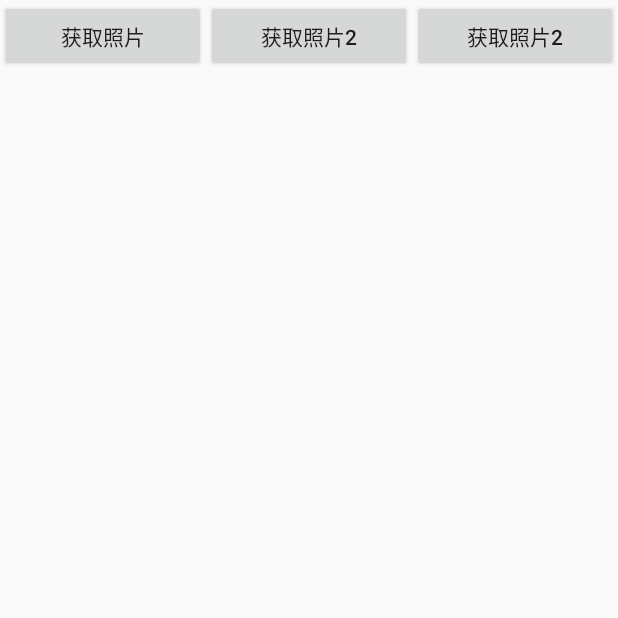
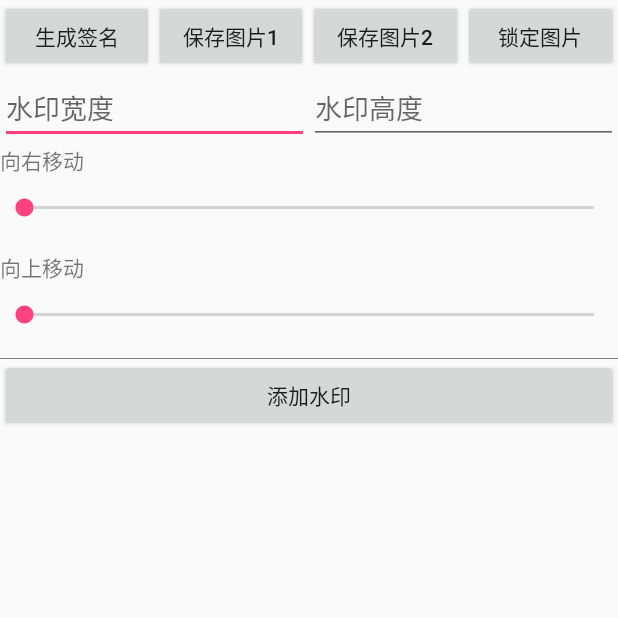
Before and after one commit to huohehuo/FangZuoApp, an Android app: the GetPicActivity screen opened directly, with no data from a screen before it, on a phone screen of 412 x 824 dp, the top half of it. Run offline under Robolectric (Android 15) with nearby library versions, the phone set to English and light mode, and no system bars; our stand-ins replace ButterKnife, CircleImageView, EventBus; libraries missing offline, so code that uses them is left out: com.orhanobut.hawk; pictures from the network do not load; 2 statements that could not run were skipped.

Commit message:
调整水印

```diff
--- a/app/src/main/AndroidManifest.xml
+++ b/app/src/main/AndroidManifest.xml
@@ -339,7 +339,8 @@
         <activity android:name=".Activity.RegisterActivity" />
         <activity android:name=".Activity.CompanyActivity" />
         <activity android:name=".Activity.PicUtilActivity" />
-        <activity android:name=".Activity.GetPicActivity"></activity>
+        <activity android:name=".Activity.GetPicActivity" />
+        <activity android:name=".Activity.GetFileActivity"></activity>
     </application>
 
 </manifest>
--- a/app/src/main/java/com/fangzuo/assist/Activity/GetPicActivity.java
+++ b/app/src/main/java/com/fangzuo/assist/Activity/GetPicActivity.java
@@ -1,43 +1,41 @@
 package com.fangzuo.assist.Activity;
 
-import android.app.AlertDialog;
 import android.app.ProgressDialog;
 import android.content.Context;
 import android.content.Intent;
 import android.graphics.Bitmap;
 import android.graphics.BitmapFactory;
-import android.graphics.Canvas;
-import android.graphics.Color;
-import android.graphics.Paint;
 import android.graphics.drawable.BitmapDrawable;
 import android.os.Bundle;
 import android.os.Environment;
+import android.util.Log;
 import android.view.View;
 import android.widget.Button;
+import android.widget.EditText;
 import android.widget.ImageView;
+import android.widget.SeekBar;
 
 import com.bumptech.glide.Glide;
 import com.fangzuo.assist.ABase.BaseActivity;
 import com.fangzuo.assist.R;
-import com.fangzuo.assist.Utils.CommonUtil;
 import com.fangzuo.assist.Utils.ImageUtil;
+import com.fangzuo.assist.Utils.Lg;
+import com.fangzuo.assist.Utils.MathUtil;
 import com.fangzuo.assist.Utils.Toast;
 import com.fangzuo.assist.widget.LoadingUtil;
 import com.lidroid.xutils.HttpUtils;
+import com.lidroid.xutils.exception.HttpException;
 import com.lidroid.xutils.http.ResponseInfo;
 import com.lidroid.xutils.http.callback.RequestCallBack;
 
 import java.io.File;
-import java.net.MalformedURLException;
-import java.net.URL;
-import java.text.SimpleDateFormat;
-import java.util.Date;
+import java.io.FileNotFoundException;
+import java.io.FileOutputStream;
+import java.io.IOException;
 
 import butterknife.BindView;
 import butterknife.ButterKnife;
 import butterknife.OnClick;
-
-import static com.fangzuo.assist.Utils.CommonUtil.getTimeLong;
 
 public class GetPicActivity extends BaseActivity {
 
@@ -47,6 +45,18 @@ public class GetPicActivity extends BaseActivity {
     Button btn2;
     @BindView(R.id.iv)
     ImageView iv;
+    @BindView(R.id.sb_left)
+    SeekBar sbLeft;
+    @BindView(R.id.sb_bt)
+    SeekBar sbBt;
+    @BindView(R.id.et_w)
+    EditText etW;
+    @BindView(R.id.et_h)
+    EditText etH;
+    private String path = Environment.getExternalStorageDirectory().getAbsolutePath() + File.separator + "1/fzkj_down.jpg";
+    private String path1 = Environment.getExternalStorageDirectory().getAbsolutePath() + File.separator + "1/fzkj-loc.jpg";
+    private String path2 = Environment.getExternalStorageDirectory().getAbsolutePath() + File.separator + "1/fzkj-new.jpg";
+    private String path3 = Environment.getExternalStorageDirectory().getAbsolutePath() + File.separator + "1/fzkj-new_with_logo.jpg";
 
     @Override
     protected void initView() {
@@ -57,17 +67,52 @@ public class GetPicActivity extends BaseActivity {
     @Override
     protected void onResume() {
         super.onResume();
-//        DownLoad("http://192.168.0.105:8080/Assist/img/banner001.jpg");
-
+//        DownLoad("http://192.168.0.136:8081/Assist/img/bg.jpg");
     }
 
     @Override
     protected void initData() {
-
+        sbLeft.setMax(500);
+        sbBt.setMax(200);
     }
 
     @Override
     protected void initListener() {
+        sbLeft.setOnSeekBarChangeListener(new SeekBar.OnSeekBarChangeListener() {
+            @Override
+            public void onProgressChanged(SeekBar seekBar, int progress, boolean fromUser) {
+//                Lg.e("当前Left",progress);
+                left = progress;
+            }
+
+            @Override
+            public void onStartTrackingTouch(SeekBar seekBar) {
+
+            }
+
+            @Override
+            public void onStopTrackingTouch(SeekBar seekBar) {
+//                setNewBitmap();
+            }
+        });
+        sbBt.setOnSeekBarChangeListener(new SeekBar.OnSeekBarChangeListener() {
+            @Override
+            public void onProgressChanged(SeekBar seekBar, int progress, boolean fromUser) {
+//                Lg.e("当前Bottom",progress);
+                bottm = progress;
+            }
+
+            @Override
+            public void onStartTrackingTouch(SeekBar seekBar) {
+
+            }
+
+            @Override
+            public void onStopTrackingTouch(SeekBar seekBar) {
+//                setNewBitmap();
+            }
+        });
+
 
     }
 
@@ -76,25 +121,31 @@ public class GetPicActivity extends BaseActivity {
 
     }
 
-    @OnClick({R.id.btn1, R.id.btn2,R.id.btn3, R.id.iv})
+    @OnClick({R.id.btn1,R.id.btn_add, R.id.btn2, R.id.btn3, R.id.btn4, R.id.iv})
     public void onViewClicked(View view) {
         switch (view.getId()) {
             case R.id.btn1:
-                Glide.with(GetPicActivity.this)
-//                        .asGif()
-//                        .load("http://192.168.0.105:8080/Assist/img/logo.gif")
-                        .load(R.drawable.test)
-                        .into(iv);
+                PicUtilActivity.start(mContext);
+                break;
+            case R.id.btn_add:
+                setNewBitmap();
+//                Glide.with(GetPicActivity.this)
+////                        .asGif()
+////                        .load("http://192.168.0.105:8080/Assist/img/logo.gif")
+//                        .load(R.drawable.test)
+//                        .into(iv);
                 break;
             case R.id.btn2:
-                break;
-            case R.id.iv:
-//                Glide.with(GetPicActivity.this)
-//                        .load(R.mipmap.chuku)
-//                        .into(iv);
+                saveBitmap(((BitmapDrawable) iv.getDrawable()).getBitmap(), path1);
                 break;
             case R.id.btn3:
-                setNewBitmap();
+                saveBitmap(((BitmapDrawable) iv.getDrawable()).getBitmap(), path2);
+                break;
+            case R.id.btn4:
+                basePic = ((BitmapDrawable) iv.getDrawable()).getBitmap();
+
+//                saveBitmap(((BitmapDrawable) iv.getDrawable()).getBitmap(), path3);
+
 //                String target = Environment.getExternalStorageDirectory()
 //                        + "/NewApp"+getTimeLong(false)+".jpg";
 //                File file = new File(target);
@@ -102,17 +153,26 @@ public class GetPicActivity extends BaseActivity {
 //                        .load(file)
 //                        .into(iv);
                 break;
+            case R.id.iv:
+                Glide.with(GetPicActivity.this)
+                        .load("http://192.168.0.136:8081/Assist/img/bg.jpg")
+                        .into(iv);
+                break;
         }
     }
 
-    private void setNewBitmap(){
+    int left = 0;
+    int bottm = 0;
+    Bitmap basePic;
+    private void setNewBitmap() {
+        Lg.e("当前left-bottm", left + "-" + bottm);
         //获取原始图片
-        Bitmap sourBitmap = ((BitmapDrawable) iv.getDrawable()).getBitmap();
+//        Bitmap sourBitmap = ((BitmapDrawable) iv.getDrawable()).getBitmap();
         //水印图片
         Bitmap waterBitmap = BitmapFactory.decodeFile(PicUtilActivity.path);
 
-        Bitmap watermarkBitmap = ImageUtil.createWaterMaskCenter(sourBitmap, waterBitmap);
-        watermarkBitmap = ImageUtil.createWaterMaskLeftBottom(watermarkBitmap, waterBitmap, 1100, 500);
+//        Bitmap watermarkBitmap = ImageUtil.createWaterMaskCenter(sourBitmap, waterBitmap);
+        Bitmap watermarkBitmap = ImageUtil.createWaterMaskLeftTop(basePic, waterBitmap, left, bottm, MathUtil.toInt(etW.getText().toString()), MathUtil.toInt(etH.getText().toString()));
 //        watermarkBitmap = ImageUtil.createWaterMaskRightBottom(watermarkBitmap, waterBitmap, 0, 0);
 //        watermarkBitmap = ImageUtil.createWaterMaskLeftTop(watermarkBitmap, waterBitmap, 0, 0);
 //        watermarkBitmap = ImageUtil.createWaterMaskRightTop(watermarkBitmap, waterBitmap, 0, 0);
@@ -120,7 +180,32 @@ public class GetPicActivity extends BaseActivity {
         iv.setImageBitmap(watermarkBitmap);
     }
 
+    /**
+     * 保存方法
+     */
+    public void saveBitmap(Bitmap bm, String picName) {
+        File f = new File(picName);
+        if (f.exists()) {
+            f.delete();
+        }
+        try {
+            FileOutputStream out = new FileOutputStream(f);
+            bm.compress(Bitmap.CompressFormat.PNG, 90, out);
+            out.flush();
+            out.close();
+            Log.i(TAG, "已经保存");
+        } catch (FileNotFoundException e) {
+            // TODO Auto-generated catch block
+            e.printStackTrace();
+        } catch (IOException e) {
+            // TODO Auto-generated catch block
+            e.printStackTrace();
+        }
+    }
+
+
     private ProgressDialog pDialog;
+
     private void DownLoad(String downLoadURL) {
         LoadingUtil.dismiss();
         if (Environment.getExternalStorageState().equals(
@@ -130,24 +215,24 @@ public class GetPicActivity extends BaseActivity {
             pDialog.setProgressStyle(ProgressDialog.STYLE_HORIZONTAL);
             pDialog.setTitle("下载中");
             pDialog.show();
-            String target = Environment.getExternalStorageDirectory()
-                    + "/NewApp"+getTimeLong(false)+".jpg";
+//            String target = Environment.getExternalStorageDirectory()
+//                    + "/NewApp" + getTimeLong(false) + ".jpg";
             HttpUtils utils = new HttpUtils();
 
-            utils.download(downLoadURL, target, new RequestCallBack<File>() {
+            utils.download(downLoadURL, path, new RequestCallBack<File>() {
 
                 @Override
                 public void onLoading(long total, long current,
                                       boolean isUploading) {
                     super.onLoading(total, current, isUploading);
                     System.out.println("下载进度:" + current + "/" + total);
-                    pDialog.setProgress((int) (current*100/total));
+                    pDialog.setProgress((int) (current * 100 / total));
                 }
 
                 @Override
                 public void onSuccess(ResponseInfo<File> arg0) {
                     pDialog.dismiss();
-                    LoadingUtil.showAlter(mContext,"","下载完成");
+                    LoadingUtil.showAlter(mContext, "", "下载完成");
                     System.out.println("下载完成");
 //                    try{
 //                        CommonUtil.installApk(mContext,arg0.result+"");
@@ -179,7 +264,7 @@ public class GetPicActivity extends BaseActivity {
                 }
 
                 @Override
-                public void onFailure(com.lidroid.xutils.exception.HttpException arg0, String arg1) {
+                public void onFailure(HttpException arg0, String arg1) {
                     pDialog.dismiss();
                     Toast.showText(mContext, "下载失败");
                 }
@@ -194,10 +279,15 @@ public class GetPicActivity extends BaseActivity {
     }
 
 
-
-
     public static void start(Context context) {
         Intent intent = new Intent(context, GetPicActivity.class);
         context.startActivity(intent);
     }
+
+    @Override
+    protected void onCreate(Bundle savedInstanceState) {
+        super.onCreate(savedInstanceState);
+        // TODO: add setContentView(...) invocation
+        ButterKnife.bind(this);
+    }
 }
--- a/app/src/main/java/com/fangzuo/assist/Fragment/P1OneFragment.java
+++ b/app/src/main/java/com/fangzuo/assist/Fragment/P1OneFragment.java
@@ -99,9 +99,6 @@ public class P1OneFragment extends BaseFragment {
                         break;
                     case Config.CompanyActivity://箱码调拨单
                         CompanyActivity.start(mContext);
-                        break;
-                    case Config.PicUtilActivity://箱码调拨单
-                        PicUtilActivity.start(mContext);
                         break;
                     case Config.GetPicActivity://箱码调拨单
                         GetPicActivity.start(mContext);
--- a/app/src/main/java/com/fangzuo/assist/Utils/Config.java
+++ b/app/src/main/java/com/fangzuo/assist/Utils/Config.java
@@ -8,7 +8,7 @@ public class Config {
     public static final String Apk_Url = "http://148.70.108.65:8080/AppFile/Cloud/app-debug.apk";
     public static final String Json_Url = "http://148.70.108.65:8080/JsonFile/setting.txt";
     public static final String Data_Url = "DownData/AllData.txt";
-    public static String Company="通用版";
+    public static String Company="FangZuoApp";
     public static String SaveTime="SaveTime";//用于保存使用截止日期
     public static String Key="01235679";//用于保存使用截止日期（需要web端的key与之相同,并且不能倒序，只能递增的数字）
     public static String PDA_IMIE="PDA_IMIE";//用于保存注册码
@@ -83,5 +83,6 @@ public class Config {
     public static final int CompanyActivity                         =10027;
     public static final int PicUtilActivity                         =10028;
     public static final int GetPicActivity                          =10029;
+    public static final int GetFileActivity                         =10030;
 
 }
--- a/app/src/main/java/com/fangzuo/assist/Utils/GetSettingList.java
+++ b/app/src/main/java/com/fangzuo/assist/Utils/GetSettingList.java
@@ -17,8 +17,8 @@ public class GetSettingList {
         ArrayList<SettingList> items = new ArrayList<>();
         items.add(new SettingList("注册",Config.RegisterActivity,R.mipmap.purchaseorder));
         items.add(new SettingList("公司管理项目信息",Config.CompanyActivity,R.mipmap.purchaseorder));
-        items.add(new SettingList("图片处理",Config.PicUtilActivity,R.mipmap.purchaseorder));
-        items.add(new SettingList("获取照片",Config.GetPicActivity,R.mipmap.purchaseorder));
+        items.add(new SettingList("照片处理",Config.GetPicActivity,R.mipmap.purchaseorder));
+//        items.add(new SettingList("获取文件列表",Config.GetFileActivity,R.mipmap.purchaseorder));
 
         return items;
     }
--- a/app/src/main/res/layout/activity_get_pic.xml
+++ b/app/src/main/res/layout/activity_get_pic.xml
@@ -15,22 +15,74 @@
             android:id="@+id/btn1"
             android:layout_weight="1"
             android:layout_width="0dp"
-            android:text="获取照片"
+            android:text="生成签名"
             android:layout_height="wrap_content" />
         <Button
             android:id="@+id/btn2"
             android:layout_weight="1"
             android:layout_width="0dp"
-            android:text="获取照片2"
+            android:text="保存图片1"
             android:layout_height="wrap_content" />
         <Button
             android:id="@+id/btn3"
             android:layout_weight="1"
             android:layout_width="0dp"
-            android:text="获取照片2"
+            android:text="保存图片2"
             android:layout_height="wrap_content" />
-
+        <Button
+            android:id="@+id/btn4"
+            android:layout_weight="1"
+            android:layout_width="0dp"
+            android:text="锁定图片"
+            android:layout_height="wrap_content" />
     </LinearLayout>
+    <LinearLayout
+        android:orientation="horizontal"
+        android:layout_width="match_parent"
+        android:layout_height="wrap_content">
+        <EditText
+            android:id="@+id/et_w"
+            android:hint="水印宽度"
+            android:layout_width="0dp"
+            android:inputType="number"
+            android:layout_weight="1"
+            android:layout_height="wrap_content" />
+        <EditText
+            android:id="@+id/et_h"
+            android:layout_width="0dp"
+            android:inputType="number"
+            android:hint="水印高度"
+            android:layout_weight="1"
+            android:layout_height="wrap_content" />
+    </LinearLayout>
+    <TextView
+        android:text="向右移动"
+        android:layout_width="match_parent"
+        android:layout_height="wrap_content" />
+    <SeekBar
+        android:layout_marginTop="12dp"
+        android:layout_marginBottom="20dp"
+        android:id="@+id/sb_left"
+        android:layout_width="match_parent"
+        android:layout_height="wrap_content"
+        android:max="1000" />
+    <TextView
+        android:text="向上移动"
+        android:layout_width="match_parent"
+        android:layout_height="wrap_content" />
+    <SeekBar
+        android:layout_marginTop="12dp"
+        android:layout_marginBottom="20dp"
+        android:id="@+id/sb_bt"
+        android:layout_width="match_parent"
+        android:layout_height="wrap_content"
+        android:max="1000" />
+    <include layout="@layout/line_heng"/>
+    <Button
+        android:id="@+id/btn_add"
+        android:layout_width="match_parent"
+        android:text="添加水印"
+        android:layout_height="wrap_content" />
     <ImageView
         android:id="@+id/iv"
         android:layout_width="match_parent"
```
Also changed, not shown: app/src/main/java/com/fangzuo/assist/Activity/GetFileActivity.java (added, +15 -0 lines), app/src/main/java/com/fangzuo/assist/Utils/ImageUtil.java (+56 -5 lines), app/src/main/res/layout/activity_get_file.xml (added, +9 -0 lines).
